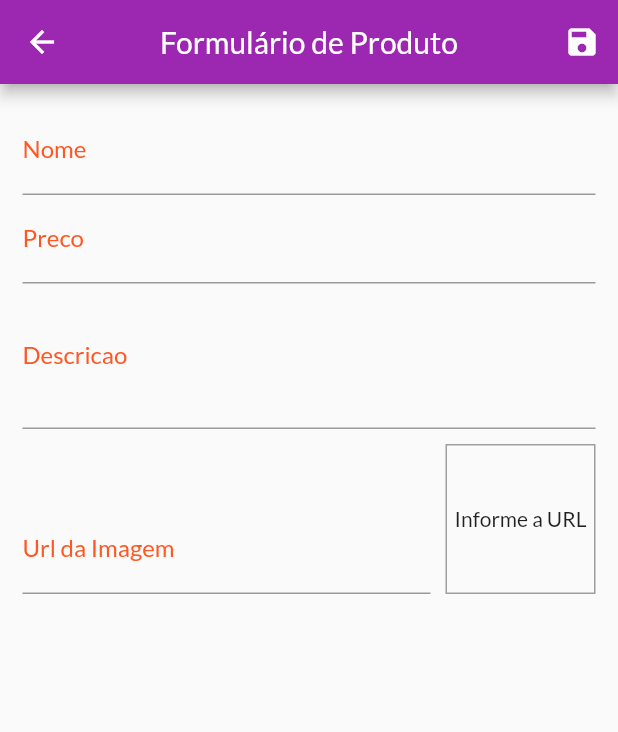
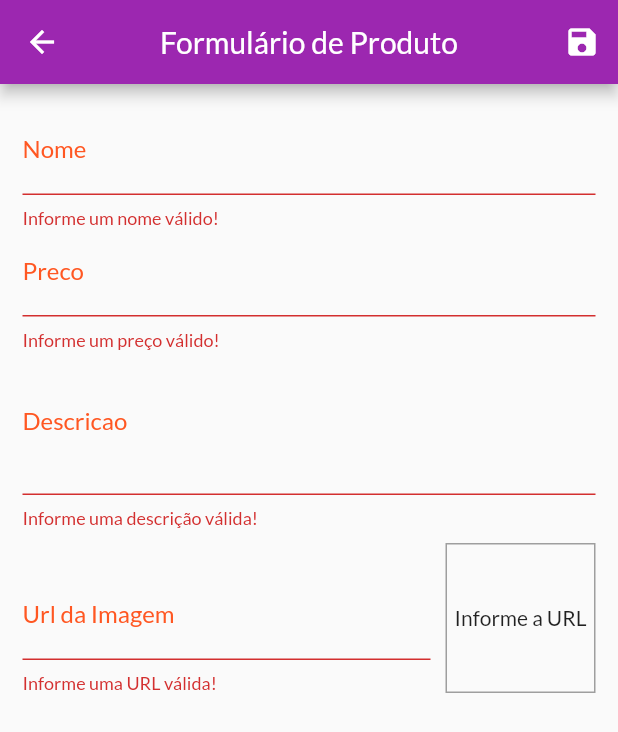
Before and after one commit to Thiagog4/shop_app, a Flutter app: the ProductFormPage screen opened by its route, after a tap on the "save" icon, on a phone screen of 412 x 824 dp. Shown: the top 732 px of the screen. Run offline on Flutter 3.47's test engine with Material 2 defaults, Android fonts, the phone set to English and light mode, and no system bars; network calls fail.

```diff
--- a/lib/pages/product_detail_page.dart
+++ b/lib/pages/product_detail_page.dart
@@ -21,7 +21,7 @@ class ProductDetailPage extends StatelessWidget {
       body: SingleChildScrollView(
         child: Column(
           children: [
-            Container(
+            SizedBox(
               height: 300,
               width: double.infinity,
               child: Image.network(
--- a/lib/pages/product_form_page.dart
+++ b/lib/pages/product_form_page.dart
@@ -1,8 +1,9 @@
 import 'dart:math';
 
 import 'package:flutter/material.dart';
-
-import '../models/product.dart';
+import 'package:provider/provider.dart';
+import 'package:shop/models/product.dart';
+import 'package:shop/models/product_list.dart';
 
 class ProductFormPage extends StatefulWidget {
   const ProductFormPage({super.key});
@@ -19,13 +20,32 @@ class _ProductFormPageState extends State<ProductFormPage> {
   final _imageUrlController = TextEditingController();
 
   final _form = GlobalKey<FormState>();
+  // ignore: prefer_collection_literals
   final _formData = Map<String, Object>();
 
   @override
   void initState() {
-    // TODO: implement initState
     super.initState();
     _imageUrlFocus.addListener(updateImage);
+  }
+
+  void didChangeDependencies() {
+    super.didChangeDependencies();
+
+    if (_formData.isEmpty) {
+      final arg = ModalRoute.of(context)?.settings.arguments;
+
+      if (arg != null) {
+        final product = arg as Product;
+        _formData['id'] = product.id;
+        _formData['name'] = product.name;
+        _formData['description'] = product.description;
+        _formData['price'] = product.price;
+        _formData['imageUrl'] = product.imageUrl;
+
+        _imageUrlController.text = _formData['imageUrl'] as String;
+      } else {}
+    }
   }
 
   @override
@@ -37,19 +57,31 @@ class _ProductFormPageState extends State<ProductFormPage> {
     _imageUrlFocus.removeListener(updateImage);
   }
 
+  bool isValidImageUrl(String url) {
+    bool isValidUrl = Uri.tryParse(url)?.hasAbsolutePath ?? false;
+    bool endsWith = url.toLowerCase().endsWith('.png') ||
+        url.toLowerCase().endsWith('.jpg') ||
+        url.toLowerCase().endsWith('.jpeg');
+
+    return isValidUrl && endsWith;
+  }
+
   void updateImage() {
     setState(() {});
   }
 
   void _submitForm() {
+    final isValid = _form.currentState?.validate() ?? false;
+
+    if (!isValid) {
+      return;
+    }
+
     _form.currentState?.save();
-    final newProduct = Product(
-      id: Random().nextDouble().toString(),
-      name: _formData['name'] as String,
-      description: _formData['description'] as String,
-      price: _formData['price'] as double,
-      imageUrl: _formData['imageUrl'] as String,
-    );
+
+    Provider.of<ProductList>(context, listen: false)
+        .addProductFromData(_formData);
+    Navigator.of(context).pop();
   }
 
   @override
@@ -74,6 +106,7 @@ class _ProductFormPageState extends State<ProductFormPage> {
           child: ListView(
             children: [
               TextFormField(
+                initialValue: _formData['name'] as String? ?? '',
                 decoration: const InputDecoration(
                   labelText: 'Nome',
                 ),
@@ -82,8 +115,23 @@ class _ProductFormPageState extends State<ProductFormPage> {
                   FocusScope.of(context).requestFocus(_priceFocus);
                 },
                 onSaved: (name) => _formData['name'] = name ?? '',
+                validator: (name) {
+                  final nameIsValid = name?.trim().isNotEmpty ?? false;
+                  final nameIsInvalid = !nameIsValid;
+
+                  if (nameIsInvalid) {
+                    return 'Informe um nome válido!';
+                  }
+
+                  if (name!.trim().length < 3) {
+                    return 'Informe um nome com no mínimo 3 letras!';
+                  }
+
+                  return null;
+                },
               ),
               TextFormField(
+                initialValue: _formData['price']?.toString(),
                 decoration: const InputDecoration(
                   labelText: 'Preco',
                 ),
@@ -93,11 +141,22 @@ class _ProductFormPageState extends State<ProductFormPage> {
                 onFieldSubmitted: (_) {
                   FocusScope.of(context).requestFocus(_descriptionFocus);
                 },
+                validator: (_price) {
+                  final priceString = _price ?? '-1';
+                  final price = double.tryParse(priceString) ?? -1;
+
+                  if (price <= 0) {
+                    return 'Informe um preço válido!';
+                  }
+
+                  return null;
+                },
                 onSaved: (price) =>
                     _formData['price'] = double.parse(price ?? '0'),
                 focusNode: _priceFocus,
               ),
               TextFormField(
+                initialValue: _formData['description']?.toString(),
                 decoration: const InputDecoration(
                   labelText: 'Descricao',
                 ),
@@ -105,6 +164,17 @@ class _ProductFormPageState extends State<ProductFormPage> {
                 focusNode: _descriptionFocus,
                 keyboardType: TextInputType.multiline,
                 maxLines: 3,
+                validator: (_description) {
+                  final description = _description ?? '';
+
+                  if (description.trim().isEmpty) {
+                    return 'Informe uma descrição válida!';
+                  }
+
+                  if (description.trim().length < 10) {
+                    return 'Informe uma descrição com no mínimo 10 letras!';
+                  }
+                },
                 onSaved: (description) =>
                     _formData['description'] = description ?? '',
               ),
@@ -123,6 +193,16 @@ class _ProductFormPageState extends State<ProductFormPage> {
                       onSaved: (imageUrl) =>
                           _formData['imageUrl'] = imageUrl ?? '',
                       keyboardType: TextInputType.url,
+                      // ignore: no_leading_underscores_for_local_identifiers
+                      validator: (_imageUrl) {
+                        final imageUrl = _imageUrl ?? '';
+
+                        if (!isValidImageUrl(imageUrl)) {
+                          return 'Informe uma URL válida!';
+                        }
+
+                        return null;
+                      },
                     ),
                   ),
                   Container(
```
Also changed, not shown: lib/components/product_item.dart (+37 -3 lines), lib/models/product_list.dart (+38 -0 lines), lib/pages/cart_page.dart (+6 -2 lines).
